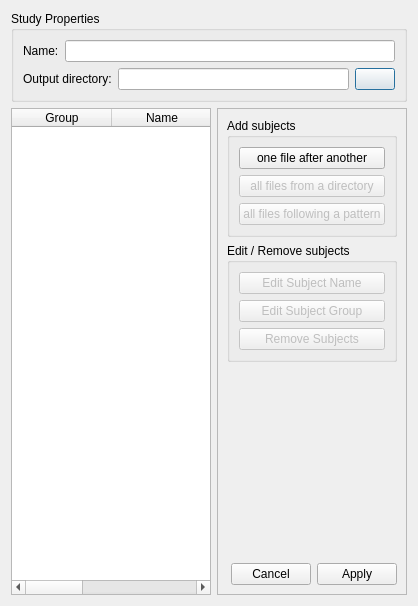
Qt form morphologist/gui/ui/manage_study.ui (brainvisa/morphologist) before a commit.
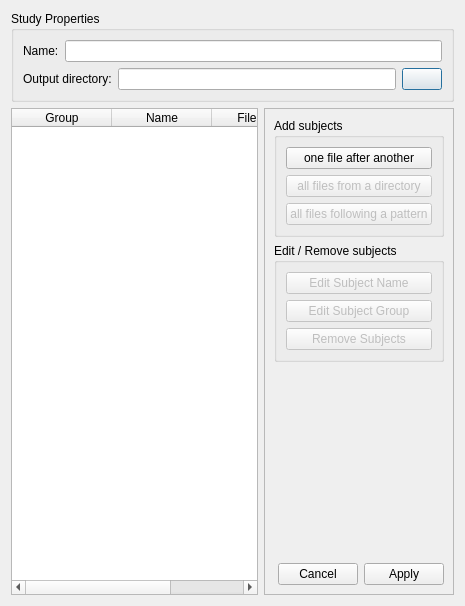
The same form after that commit. Icons and pictures are not drawn.

Commit message:
ENH: enable sorting in study widgets
Comment header style sheet

The edit to the form file:
```diff
--- a/morphologist/gui/ui/manage_study.ui
+++ b/morphologist/gui/ui/manage_study.ui
@@ -6,7 +6,7 @@
    <rect>
     <x>0</x>
     <y>0</y>
-    <width>415</width>
+    <width>465</width>
     <height>606</height>
    </rect>
   </property>
@@ -90,6 +90,9 @@
        <property name="showGrid">
         <bool>false</bool>
        </property>
+       <property name="sortingEnabled">
+        <bool>true</bool>
+       </property>
        <property name="cornerButtonEnabled">
         <bool>false</bool>
        </property>
```
Left out of the diff: 2 changed lines with no effect on the pictures. The commit also changes 2 other files.
